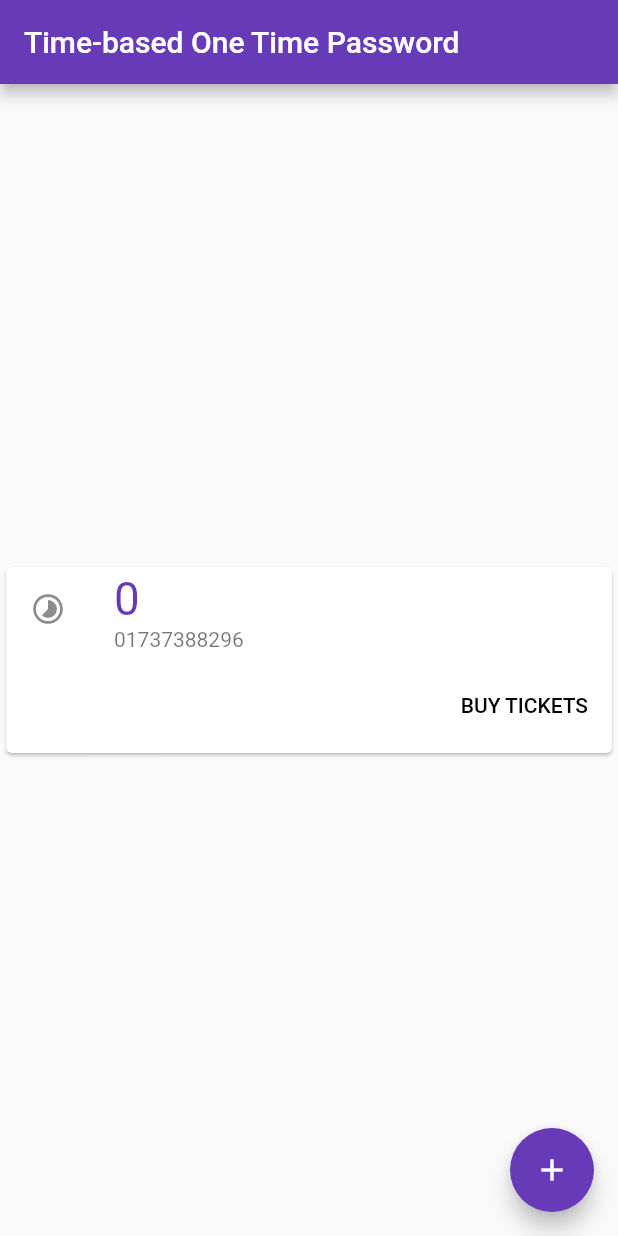
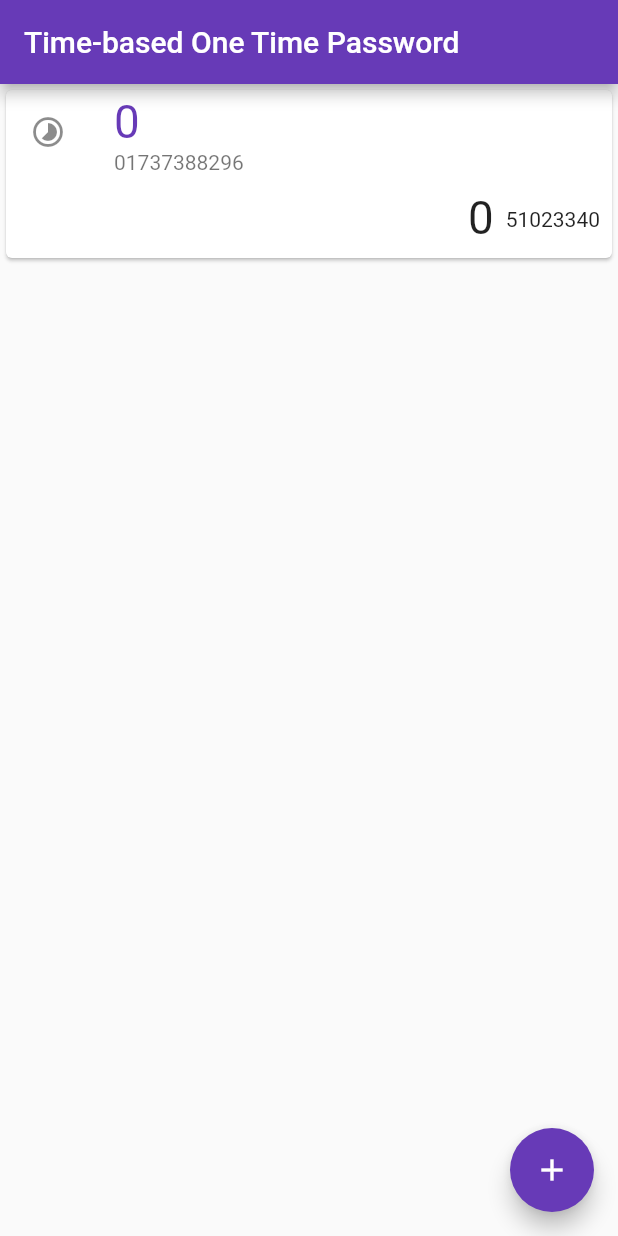
Before and after one commit to vubon/dart-totp, a Flutter app: the screen it shows after launch, on a phone screen of 412 x 824 dp. Run offline on Flutter 3.47's test engine with Material 2 defaults, Android fonts, the phone set to English and light mode, and no system bars; missing offline and left inert: barcode_scan, base32, countdown.

Commit message:
fixed real time problem

```diff
--- a/lib/main.dart
+++ b/lib/main.dart
@@ -61,28 +61,30 @@ class _MyHomePageState extends State<MyHomePage> {
   void _randomNumber() {
     setState(() {
       countdown();
-      print('$barcode');
-      if (val == 0) {
-        //totp = new Random().nextInt(999999) + 100000;
-        totp = OTP.generateTOTPCode(
-            barcode.toString(), new DateTime.now().millisecondsSinceEpoch);
-      }
+      //print('$barcode');
+      totp = OTP.generateTOTPCode(
+          barcode.toString(), new DateTime.now().millisecondsSinceEpoch);
+//      if (val == 0) {
+//        //totp = new Random().nextInt(999999) + 100000;
+//        totp = OTP.generateTOTPCode(
+//            barcode.toString(), new DateTime.now().millisecondsSinceEpoch);
+//      }
     });
   }
 
   void countdown() {
-    print("countdown() called");
+    //print("countdown() called");
     cd = new CountDown(new Duration(seconds: 30));
     // StreamSubscription sub=cd.stream.listen(null);
     var sub = cd.stream.listen(null);
     sub.onDone(() {
-      print("Done");
+      //print("Done");
       countdown();
     });
 
     sub.onData((Duration d) {
       if (val == d.inSeconds) return;
-      print("onData: d.inSeconds=${d.inSeconds}");
+      //print("onData: d.inSeconds=${d.inSeconds}");
       setState(() {
         val = d.inSeconds;
         if (val == 0) {
@@ -103,7 +105,7 @@ class _MyHomePageState extends State<MyHomePage> {
       ),
       body: new Center(
         child: new Column(
-          mainAxisAlignment: MainAxisAlignment.center,
+         // mainAxisAlignment: MainAxisAlignment.center,
           children: <Widget>[
 //            new Text("$totp",
 //                style:
@@ -133,12 +135,17 @@ class _MyHomePageState extends State<MyHomePage> {
                     // make buttons use the appropriate styles for cards
                     child: new ButtonBar(
                       children: <Widget>[
-                        new FlatButton(
-                          child: const Text('BUY TICKETS'),
-                          onPressed: () {
-                            /* ... */
-                          },
+                        new Text(
+                          val.toString(),
+                          style: new TextStyle(fontSize: 30.50),
                         ),
+                        new Text((((new DateTime.now().millisecondsSinceEpoch ~/
+                                        1000)
+                                    .round()) ~/
+                                30)
+                            .floor()
+                            .toString()
+                        )
                       ],
                     ),
                   ),
--- a/lib/otp.dart
+++ b/lib/otp.dart
@@ -5,6 +5,7 @@ import 'package:base32/base32.dart';
 class OTP {
   static int generateTOTPCode(String secret, int time, {int length: 6}) {
     time = (((time ~/ 1000).round())~/30).floor();
+    //time = (time ~/30).floor();
     return _generateCode(secret, time, length);
   }
 
```
